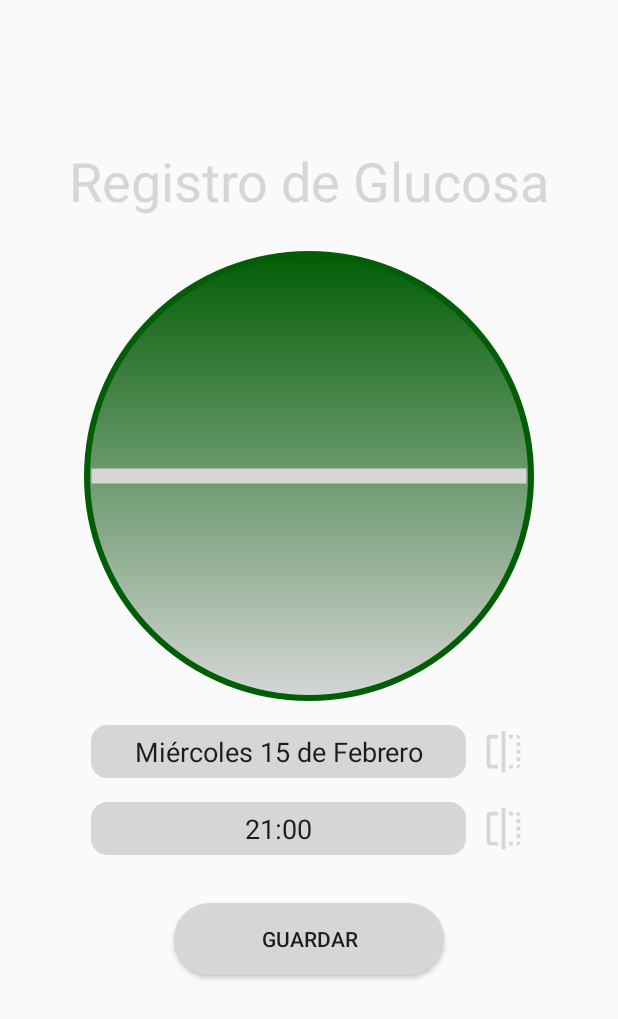
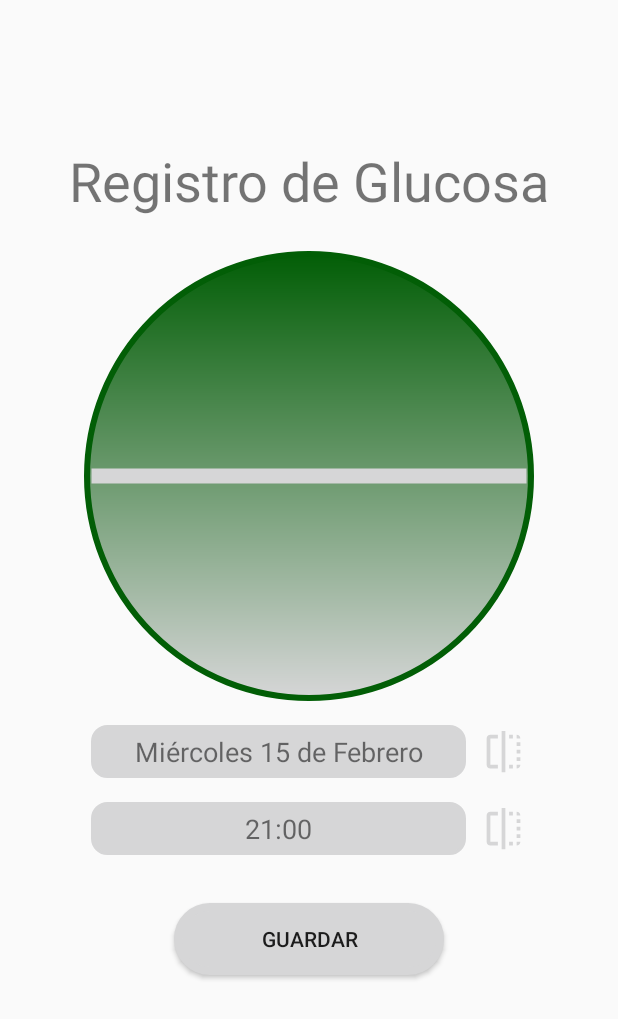
Before and after one commit to acespedesv/SymptomProject, an Android app: the BloodPressureForm screen opened directly, with no data from a screen before it, on a phone screen of 412 x 824 dp. Shown: the top 1019 px of the screen. Run offline under Robolectric (Android 15) with nearby library versions, the phone set to English and light mode, and no system bars.

Commit message:
Fix naming

```diff
--- a/app/src/main/res/layout/content_blood_pressure_form.xml
+++ b/app/src/main/res/layout/content_blood_pressure_form.xml
@@ -15,13 +15,10 @@
         android:layout_marginTop="96dp"
         android:text="@string/glucosa_form_title"
         android:textAlignment="center"
-        android:textColor="@color/colorBlack"
         android:textSize="36sp"
         app:layout_constraintEnd_toEndOf="parent"
         app:layout_constraintStart_toStartOf="parent"
-        app:layout_constraintTop_toTopOf="parent">
-
-    </TextView>
+        app:layout_constraintTop_toTopOf="parent"/>
 
     <LinearLayout
         android:id="@+id/linearLayout"
@@ -48,10 +45,8 @@
             android:layout_marginTop="@dimen/fab_margin"
             android:gravity="center">
 
-            <EditText
+            <TextView
                 android:id="@+id/date_pressure"
-                android:autofillHints="@string/sample_date"
-                android:inputType="date"
                 android:padding="@dimen/edit_text_padding"
                 android:background="@drawable/edit_text_style"
                 android:layout_width="@dimen/edit_text_width"
@@ -78,10 +73,8 @@
             android:layout_marginTop="@dimen/fab_margin"
             android:gravity="center">
 
-            <EditText
+            <TextView
                 android:id="@+id/hour_pressure"
-                android:inputType="date"
-                android:autofillHints="@string/sample_hour"
                 android:background="@drawable/edit_text_style"
                 android:padding="@dimen/edit_text_padding"
                 android:layout_width="@dimen/edit_text_width"
--- a/app/src/main/res/values/strings.xml
+++ b/app/src/main/res/values/strings.xml
@@ -3,6 +3,7 @@
     <string name="action_settings">Settings</string>
     <string name="title_activity_glucosa_form">GlucosaForm</string>
     <string name="glucosa_form_title">Registro de Glucosa</string>
+    <string name="blood_pressure_form_title">Registro de Presión Arterial</string>
     <string name="sample_date">Miércoles 15 de Febrero</string>
     <string name="sample_hour">21:00</string>
     <string name="save_button_text">Guardar</string>
```
